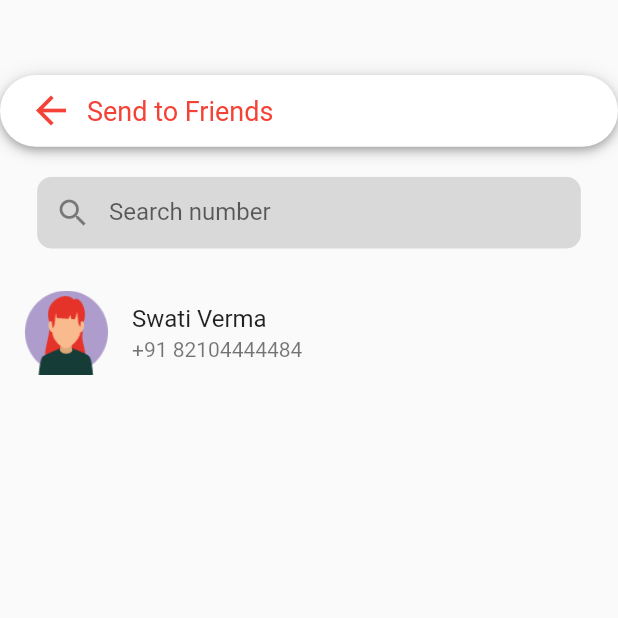
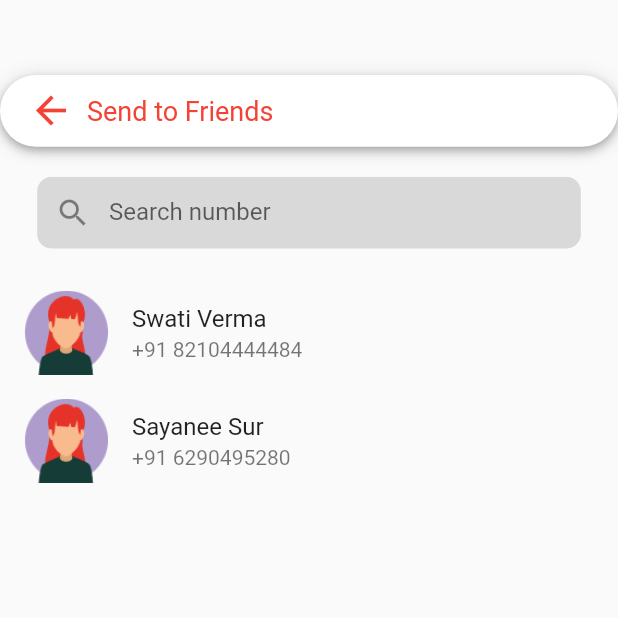
Before and after one commit to eshaananand/vendor, a Flutter app: the SendFriends screen opened directly, on a phone screen of 412 x 824 dp, the top half of it. Run offline on Flutter 3.47's test engine with Material 2 defaults, Android fonts, the phone set to English and light mode, and no system bars; our stand-ins replace auto_size_text, contained_tab_bar_view, flutter_rating_bar, google_maps_flutter, google_nav_bar, hexcolor and 1 more; missing offline and left inert: another_stepper.

Commit message:
Minor changers

```diff
--- a/lib/screen/send_to_friend.dart
+++ b/lib/screen/send_to_friend.dart
@@ -23,9 +23,12 @@ class _SendFriendsState extends State<SendFriends> {
       return MediaQuery.of(context).size.width * width;
     }
 
-    List<String> freindsImage = ["assets/friend_profile.png"];
-    List<String> name = ["Swati Verma"];
-    List<String> number = ["+91 82104444484"];
+    List<String> freindsImage = [
+      "assets/friend_profile.png",
+      "assets/friend_profile.png"
+    ];
+    List<String> name = ["Swati Verma", "Sayanee Sur"];
+    List<String> number = ["+91 82104444484", "+91 6290495280"];
 
     return SafeArea(
       child: Scaffold(
@@ -52,7 +55,9 @@ class _SendFriendsState extends State<SendFriends> {
                         width: 10,
                       ),
                       IconButton(
-                        onPressed: () {},
+                        onPressed: () {
+                          Navigator.of(context).pop();
+                        },
                         icon: Icon(
                           Icons.arrow_back,
                           size: 30,
```
